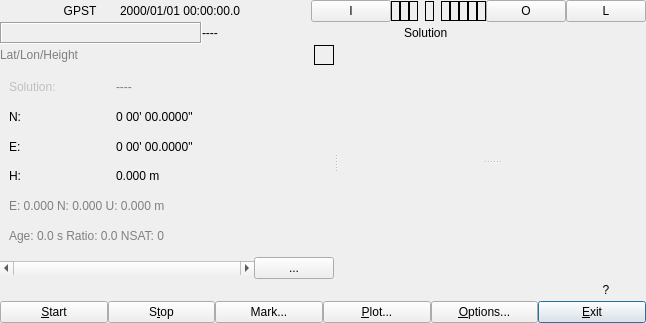
The window that app/rtknavi_qt/navimain.ui (tomojitakasu/RTKLIB) describes before a commit, drawn with Qt 5.
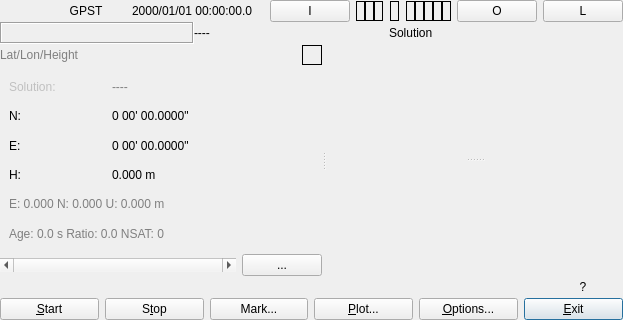
The same window after the commit. Icons and pictures are not drawn.

Diff of the .ui file:
```diff
--- a/app/rtknavi_qt/navimain.ui
+++ b/app/rtknavi_qt/navimain.ui
@@ -6,8 +6,8 @@
    <rect>
     <x>0</x>
     <y>0</y>
-    <width>646</width>
-    <height>323</height>
+    <width>623</width>
+    <height>320</height>
    </rect>
   </property>
   <property name="windowTitle">
@@ -50,9 +50,6 @@
       <string/>
      </property>
      <layout class="QHBoxLayout" name="horizontalLayout_8">
-      <property name="spacing">
-       <number>0</number>
-      </property>
       <property name="leftMargin">
        <number>0</number>
       </property>
@@ -151,9 +148,6 @@
          <string/>
         </property>
         <layout class="QHBoxLayout" name="horizontalLayout_7">
-         <property name="spacing">
-          <number>0</number>
-         </property>
          <property name="leftMargin">
           <number>0</number>
          </property>
@@ -192,6 +186,24 @@
           </widget>
          </item>
          <item>
+          <widget class="QWidget" name="widget" native="true">
+           <layout class="QHBoxLayout" name="horizontalLayout_10">
+            <property name="spacing">
+             <number>0</number>
+            </property>
+            <property name="leftMargin">
+             <number>0</number>
+            </property>
+            <property name="topMargin">
+             <number>0</number>
+            </property>
+            <property name="rightMargin">
+             <number>0</number>
+            </property>
+            <property name="bottomMargin">
+             <number>0</number>
+            </property>
+            <item>
           <widget class="QLabel" name="Str1">
            <property name="enabled">
             <bool>true</bool>
@@ -412,6 +424,9 @@
            </property>
           </widget>
          </item>
+           </layout>
+          </widget>
+         </item>
          <item>
           <widget class="QPushButton" name="BtnOutputStr">
            <property name="enabled">
@@ -1291,9 +1306,6 @@
              <string/>
             </property>
             <layout class="QHBoxLayout" name="horizontalLayout_5">
-             <property name="spacing">
-              <number>0</number>
-             </property>
              <property name="leftMargin">
               <number>0</number>
              </property>
@@ -1771,9 +1783,6 @@
       <string/>
      </property>
      <layout class="QHBoxLayout" name="horizontalLayout_2">
-      <property name="spacing">
-       <number>0</number>
-      </property>
       <property name="leftMargin">
        <number>0</number>
       </property>
```
Left out of the diff: 34 changed lines with no effect on the pictures. Lines whose indentation alone changed are shown as unchanged.
